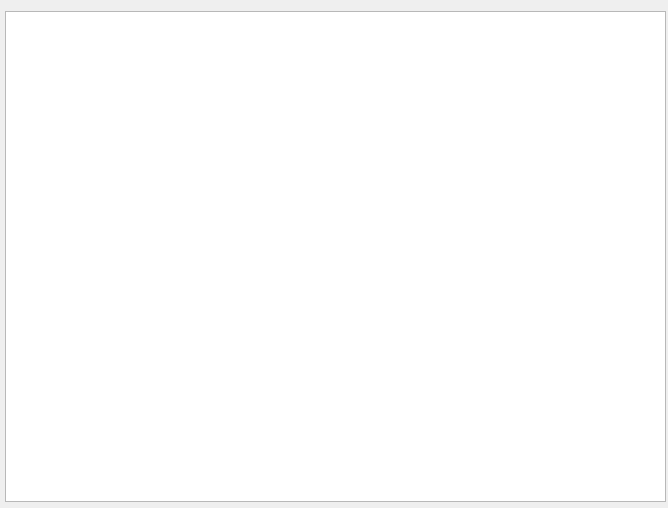
Before: the Qt Designer form main.ui in AydarBaysuvakov/Coffee, drawn with Qt 5.
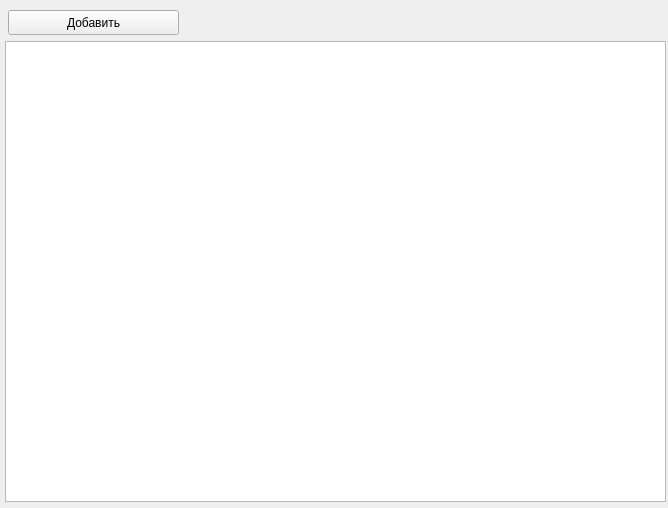
After: the same form once the commit is applied.

Diff of the .ui file:
```diff
--- a/main.ui
+++ b/main.ui
@@ -17,12 +17,25 @@
    <property name="geometry">
     <rect>
      <x>5</x>
-     <y>11</y>
+     <y>41</y>
      <width>661</width>
-     <height>491</height>
+     <height>461</height>
     </rect>
    </property>
   </widget>
+  <widget class="QPushButton" name="pushButton">
+   <property name="geometry">
+    <rect>
+     <x>8</x>
+     <y>10</y>
+     <width>171</width>
+     <height>25</height>
+    </rect>
+   </property>
+   <property name="text">
+    <string>Добавить</string>
+   </property>
+  </widget>
  </widget>
  <resources/>
  <connections/>
```
